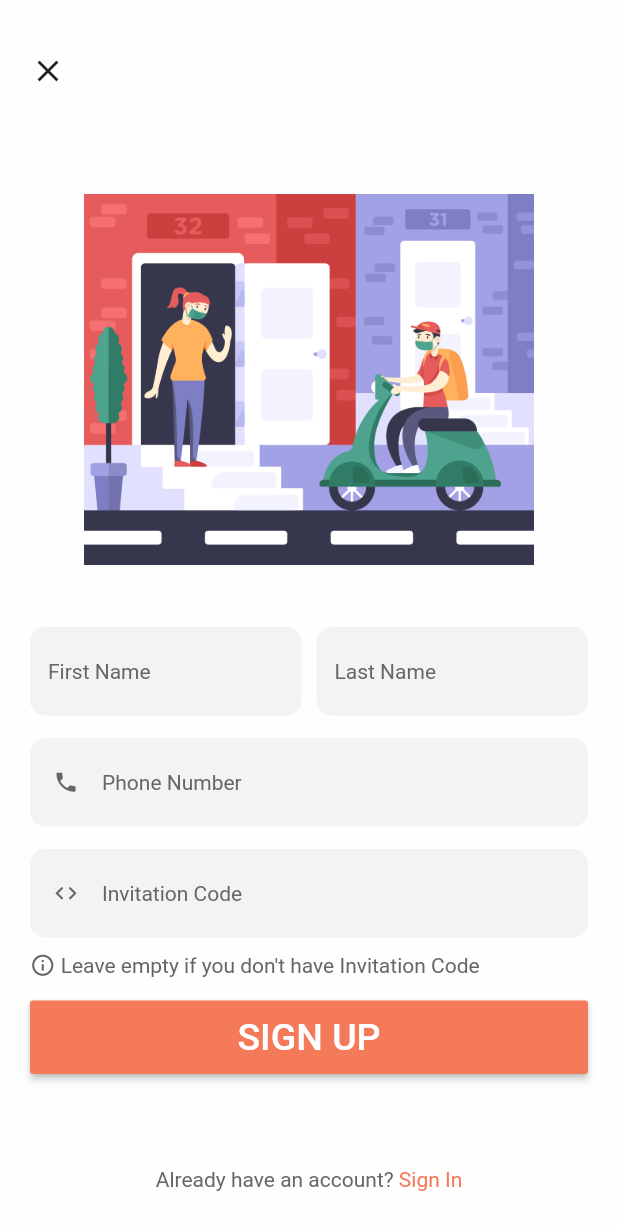
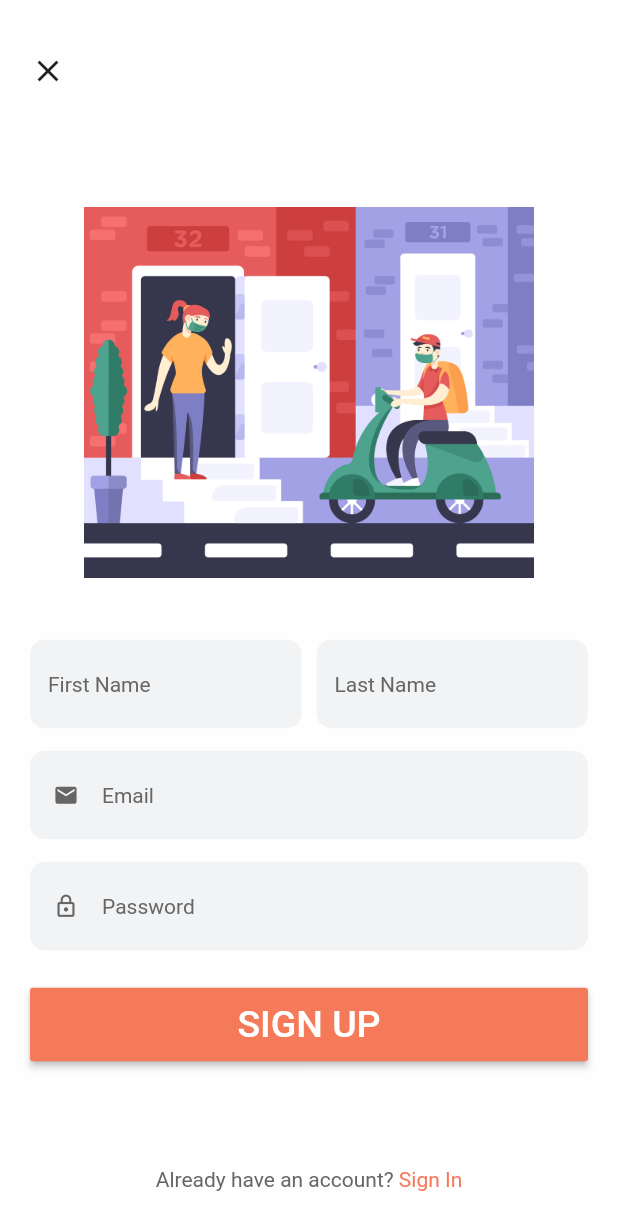
Before and after one commit to eric-mahasi/mealmagic, a Flutter app: the SignUpPage screen opened directly, on a phone screen of 412 x 824 dp. Shown: the top 1230 px of the screen. Run offline on Flutter 3.47's test engine with Material 2 defaults, Android fonts, the phone set to English and light mode, and no system bars; our stand-ins replace carousel_pro, font_awesome_flutter, introduction_screen; Roboto replaces fonts that are missing (Roboto-Light.ttf, WorkSansBold).

Commit message:
Customize sign up page

```diff
--- a/lib/core/sign_up/sign_up.dart
+++ b/lib/core/sign_up/sign_up.dart
@@ -121,7 +121,7 @@ class SignUpPage extends StatelessWidget {
                       ),
                       filled: true,
                       prefixIcon: Icon(
-                        Icons.phone,
+                        Icons.email,
                         color: Color(0xFF666666),
                         size: defaultIconSize,
                       ),
@@ -130,7 +130,7 @@ class SignUpPage extends StatelessWidget {
                           color: Color(0xFF666666),
                           fontFamily: defaultFontFamily,
                           fontSize: defaultFontSize),
-                      hintText: "Phone Number",
+                      hintText: "Email",
                     ),
                   ),
                   SizedBox(
@@ -138,6 +138,7 @@ class SignUpPage extends StatelessWidget {
                   ),
                   TextField(
                     showCursor: true,
+                    obscureText: true,
                     decoration: InputDecoration(
                       border: OutlineInputBorder(
                         borderRadius: BorderRadius.all(Radius.circular(10.0)),
@@ -148,7 +149,7 @@ class SignUpPage extends StatelessWidget {
                       ),
                       filled: true,
                       prefixIcon: Icon(
-                        Icons.code,
+                        Icons.lock_outline,
                         color: Color(0xFF666666),
                         size: defaultIconSize,
                       ),
@@ -158,33 +159,12 @@ class SignUpPage extends StatelessWidget {
                         fontFamily: defaultFontFamily,
                         fontSize: defaultFontSize,
                       ),
-                      hintText: "Invitation Code",
+                      hintText: "Password",
                     ),
                   ),
                   SizedBox(
                     height: 10,
                   ),
-                  Container(
-                      width: double.infinity,
-                      child: Row(
-                        children: <Widget>[
-                          Icon(
-                            Icons.info_outline,
-                            color: Color(0xFF666666),
-                            size: defaultIconSize,
-                          ),
-                          Text(
-                            " Leave empty if you don't have Invitation Code",
-                            style: TextStyle(
-                              color: Color(0xFF666666),
-                              fontFamily: defaultFontFamily,
-                              fontSize: defaultFontSize,
-                              fontStyle: FontStyle.normal,
-                            ),
-                            textAlign: TextAlign.left,
-                          ),
-                        ],
-                      )),
                   SizedBox(
                     height: 15,
                   ),
```
